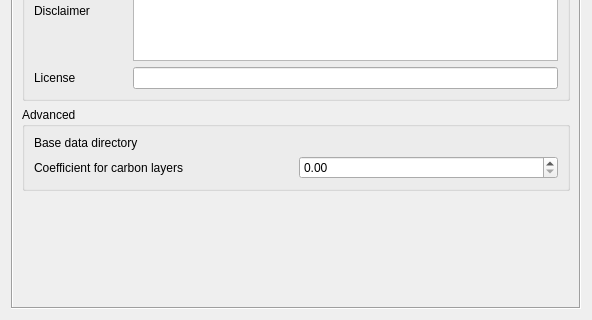
Old version of the form src/cplus_plugin/ui/qgis_settings.ui in the repository ConservationInternational/cplus-plugin; both pictures show x 0 to 592 and y 326 to 646 of the 592 by 646 pixel window.
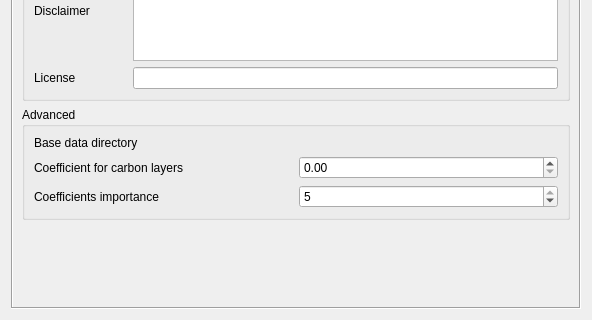
New version of the form. Custom widgets are drawn as their Qt base class.

Commit message: new settings for specifying importance of the layers combination coefficients and weighting of priority layers

The edit to the form file:
```diff
--- a/src/cplus_plugin/ui/qgis_settings.ui
+++ b/src/cplus_plugin/ui/qgis_settings.ui
@@ -210,6 +210,42 @@
             </property>
            </widget>
           </item>
+          <item row="2" column="1">
+           <widget class="QgsFileWidget" name="folder_data">
+            <property name="storageMode">
+             <enum>QgsFileWidget::GetDirectory</enum>
+            </property>
+            <property name="options">
+             <set>QFileDialog::ShowDirsOnly</set>
+            </property>
+           </widget>
+          </item>
+          <item row="4" column="0">
+           <widget class="QLabel" name="label">
+            <property name="toolTip">
+             <string>&lt;html&gt;&lt;head/&gt;&lt;body&gt;&lt;p&gt;Used to specify the level of importance for the used coefficients when weighting the implementation models with the priority weighting layers and when combining carbon layers with the NCS pathways.&lt;/p&gt;&lt;/body&gt;&lt;/html&gt;</string>
+            </property>
+            <property name="text">
+             <string>Coefficients importance</string>
+            </property>
+           </widget>
+          </item>
+          <item row="4" column="1">
+           <widget class="QSpinBox" name="coefficients_importance_box">
+            <property name="toolTip">
+             <string>&lt;html&gt;&lt;head/&gt;&lt;body&gt;&lt;p&gt;Used to specify the level of importance for the used coefficients when weighting the implementation models with the priority weighting layers and when combining carbon layers with the NCS pathways.&lt;/p&gt;&lt;/body&gt;&lt;/html&gt;</string>
+            </property>
+            <property name="minimum">
+             <number>1</number>
+            </property>
+            <property name="maximum">
+             <number>5</number>
+            </property>
+            <property name="value">
+             <number>5</number>
+            </property>
+           </widget>
+          </item>
          </layout>
         </widget>
        </item>
```
Left out of the diff: 24 changed lines with no effect on the pictures. The commit also changes 4 other files.
